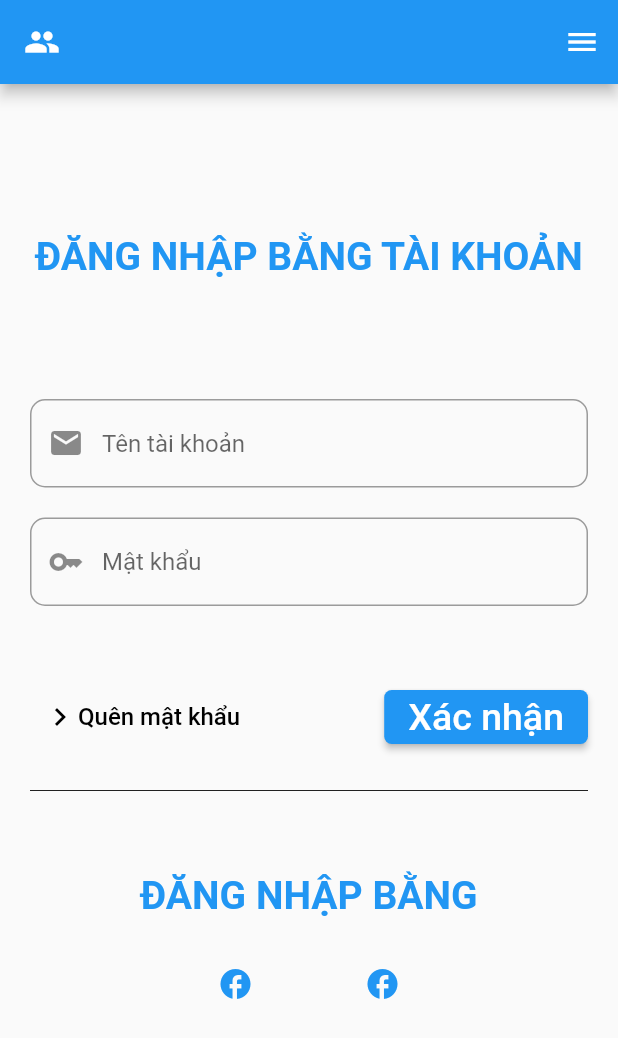
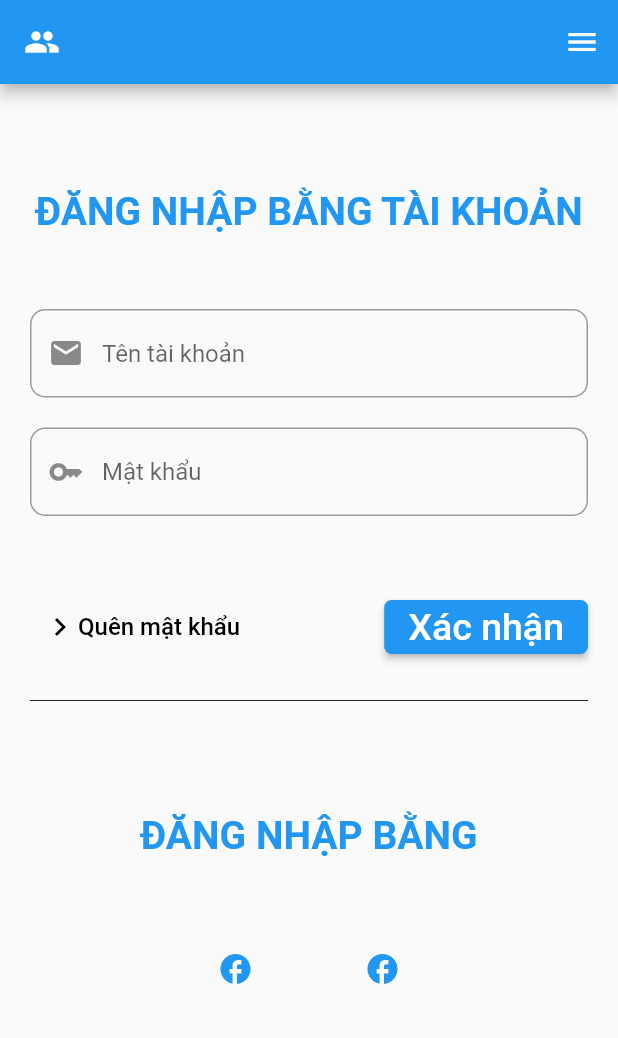
Before and after one commit to doducthien1403/login, a Flutter app: the screen it shows after launch, on a phone screen of 412 x 824 dp. Shown: the top 1038 px of the screen. Run offline on Flutter 3.47's test engine with Material 2 defaults, Android fonts, the phone set to English and light mode, and no system bars.

Commit message:
update_login_main

```diff
--- a/lib/login.dart
+++ b/lib/login.dart
@@ -6,19 +6,19 @@ class Login extends StatelessWidget {
   @override
   Widget build(BuildContext context) {
     return Scaffold(
-      appBar: appBar(),
+      appBar: _appBar(),
       body: SingleChildScrollView(
         child: Container(
           margin: const EdgeInsets.all(20),
           child: Column(
             children: <Widget>[
-              const SizedBox(height: 80),
-              textTitle("ĐĂNG NHẬP BẰNG TÀI KHOẢN"),
-              const SizedBox(height: 80),
-              textField("Tên tài khoản", const Icon(Icons.email)),
-              const SizedBox(height: 20),
-              textField("Mật khẩu", const Icon(Icons.key)),
-              const SizedBox(height: 50),
+              _sizeBox(50),
+              _textTitle("ĐĂNG NHẬP BẰNG TÀI KHOẢN"),
+              _sizeBox(50),
+              _textField("Tên tài khoản", const Icon(Icons.email)),
+              _sizeBox(20),
+              _textField("Mật khẩu", const Icon(Icons.key)),
+              _sizeBox(50),
               Row(
                 children: [
                   Expanded(
@@ -59,9 +59,9 @@ class Login extends StatelessWidget {
                 ],
               ),
               const Divider(height: 50, color: Colors.black87),
-              const SizedBox(height: 30),
-              textTitle("ĐĂNG NHẬP BẰNG"),
-              const SizedBox(height: 20),
+              _sizeBox(50),
+              _textTitle("ĐĂNG NHẬP BẰNG"),
+              _sizeBox(50),
               Row(
                 mainAxisAlignment: MainAxisAlignment.center,
                 children: [
@@ -92,7 +92,11 @@ class Login extends StatelessWidget {
   }
 }
 
-Text textTitle(String textTitle) {
+SizedBox _sizeBox(double heightSizeBox) {
+  return SizedBox(height: heightSizeBox);
+}
+
+Text _textTitle(String textTitle) {
   return Text(
     textTitle,
     style: const TextStyle(
@@ -100,7 +104,7 @@ Text textTitle(String textTitle) {
   );
 }
 
-AppBar appBar() {
+AppBar _appBar() {
   return AppBar(
     leading: IconButton(
       onPressed: () {},
@@ -119,7 +123,7 @@ AppBar appBar() {
   );
 }
 
-TextField textField(String textValue, Icon iconValue) {
+TextField _textField(String textValue, Icon iconValue) {
   return TextField(
     decoration: InputDecoration(
       prefixIcon: iconValue,
```
